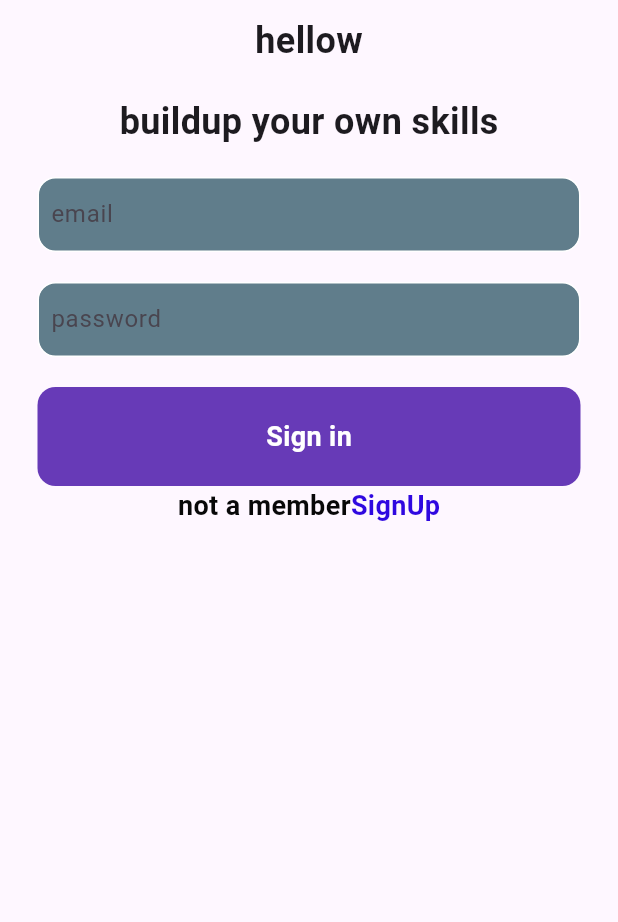
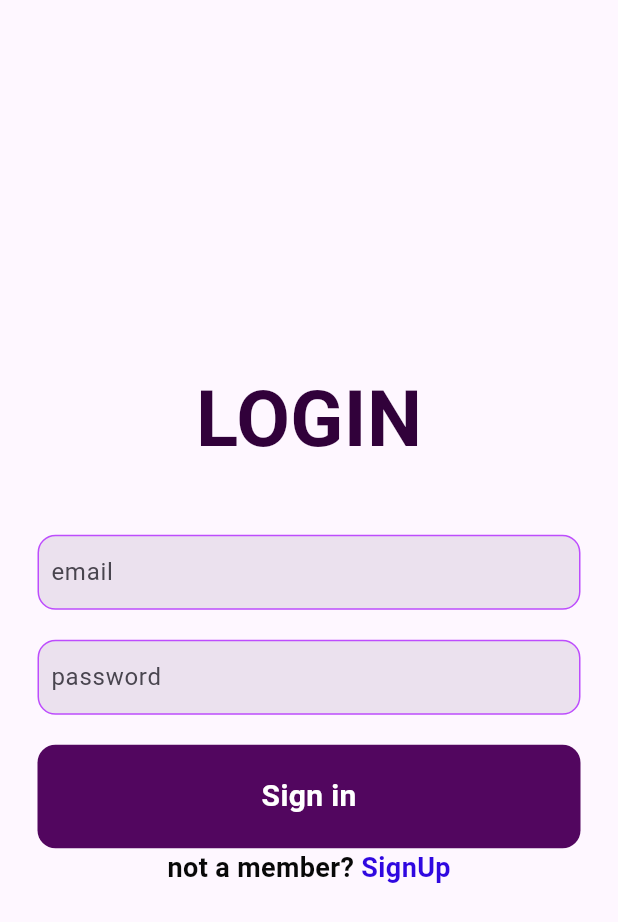
Before and after one commit to NVsandeepani/course_learning_app, a Flutter app: the screen it shows after launch, on a phone screen of 412 x 824 dp. Shown: the top 922 px of the screen. Run offline on Flutter 3.47's test engine with Material 3 defaults, Android fonts, the light colour scheme and no system bars; our stand-ins replace cloud_firestore, firebase_core; accounts and stored records are empty.

Commit message:
change pubspec.yaml file

```diff
--- a/lib/pages/user_login.dart
+++ b/lib/pages/user_login.dart
@@ -1,4 +1,6 @@
 import 'package:flutter/material.dart';
+
+
 
 class LoginPage extends StatefulWidget {
   const LoginPage({super.key});
@@ -11,19 +13,27 @@ class _LoginPageState extends State<LoginPage> {
   @override
   Widget build(BuildContext context) {
     return Scaffold(
-      body: SafeArea(child: Center(
+      body: SafeArea(
+        child: Center(
         child: Column(
+          mainAxisAlignment: MainAxisAlignment.center,
           children: [
             SizedBox(height: 10.0,),
-            Text("hellow",style: TextStyle(fontWeight: FontWeight.bold,fontSize: 24),),
-            SizedBox(height: 20.0,),
-            Text("buildup your own skills",style: TextStyle(fontWeight: FontWeight.bold,fontSize: 24),),
+            Text(
+          "LOGIN",
+          style: TextStyle(
+            fontWeight: FontWeight.bold,
+            color: const Color.fromARGB(255, 49, 1, 58),
+            fontSize: 52,
+          ),
+        ),/*SizedBox(height: 20.0,),
+            Text("buildup your own skills",style: TextStyle(fontWeight: FontWeight.bold,fontSize: 24),),*/
             //....................................add email text feild....................
-            SizedBox(height: 20.0,),
+            SizedBox(height: 40.0,),
             Padding(
               padding: const EdgeInsets.symmetric(horizontal:25.0),
               child: Container(
-                decoration: BoxDecoration(color: Colors.blueGrey,border: Border.all(color: Colors.white), borderRadius: BorderRadius.circular(12), ),
+                decoration: BoxDecoration(color: Color.fromARGB(255, 235, 225, 238),border: Border.all(color: Color.fromARGB(255, 189, 77, 253)), borderRadius: BorderRadius.circular(12), ),
                 child: Padding(
                   padding: const EdgeInsets.only(left: 8.0),
                   child: TextField(decoration: InputDecoration(border: InputBorder.none, hintText: "email"),),
@@ -35,7 +45,7 @@ class _LoginPageState extends State<LoginPage> {
             Padding(
               padding: const EdgeInsets.symmetric(horizontal:25.0),
               child: Container(
-                decoration: BoxDecoration(color: Colors.blueGrey,border: Border.all(color: Colors.white), borderRadius: BorderRadius.circular(12), ),
+                decoration: BoxDecoration(color: Color.fromARGB(255, 235, 225, 238),border: Border.all(color: const Color.fromARGB(255, 189, 77, 253)), borderRadius: BorderRadius.circular(12), ),
                 child: Padding(
                   padding: const EdgeInsets.only(left: 8.0),
                   child: TextField(
@@ -49,11 +59,11 @@ class _LoginPageState extends State<LoginPage> {
             Padding(
               padding: const EdgeInsets.symmetric(horizontal:25.0),
               child: Container(
-                decoration: BoxDecoration(color: Colors.deepPurple, borderRadius: BorderRadius.circular(12), ),
+                decoration: BoxDecoration(color: Color.fromARGB(255, 82, 6, 95), borderRadius: BorderRadius.circular(12), ),
                 child: Padding(
                   padding: const EdgeInsets.all(20),
                   child: Center(
-                    child: Text("Sign in",style: TextStyle(color: Colors.white, fontWeight: FontWeight.bold,fontSize: 18),),
+                    child: Text("Sign in",style: TextStyle(color: Color.fromARGB(255, 255, 255, 255), fontWeight: FontWeight.bold,fontSize: 20),),
                       ),
                 ),
               ),
@@ -62,7 +72,7 @@ class _LoginPageState extends State<LoginPage> {
            Row(
              mainAxisAlignment: MainAxisAlignment.center,
              children: [
-               Text ("not a member",style: TextStyle(color: Color.fromARGB(255, 8, 8, 8), fontWeight: FontWeight.bold,fontSize: 18),),
+               Text ("not a member? ",style: TextStyle(color: Color.fromARGB(255, 8, 8, 8), fontWeight: FontWeight.bold,fontSize: 18),),
                Text ("SignUp",style: TextStyle(color: Color.fromARGB(255, 47, 8, 224), fontWeight: FontWeight.bold,fontSize: 18),),
 
              ],
--- a/pubspec.yaml
+++ b/pubspec.yaml
@@ -40,6 +40,7 @@ dependencies:
   image_picker: ^1.0.5
   firebase_storage: ^11.5.6
   random_string: ^2.3.1
+
 
 dev_dependencies:
   flutter_test:
```
